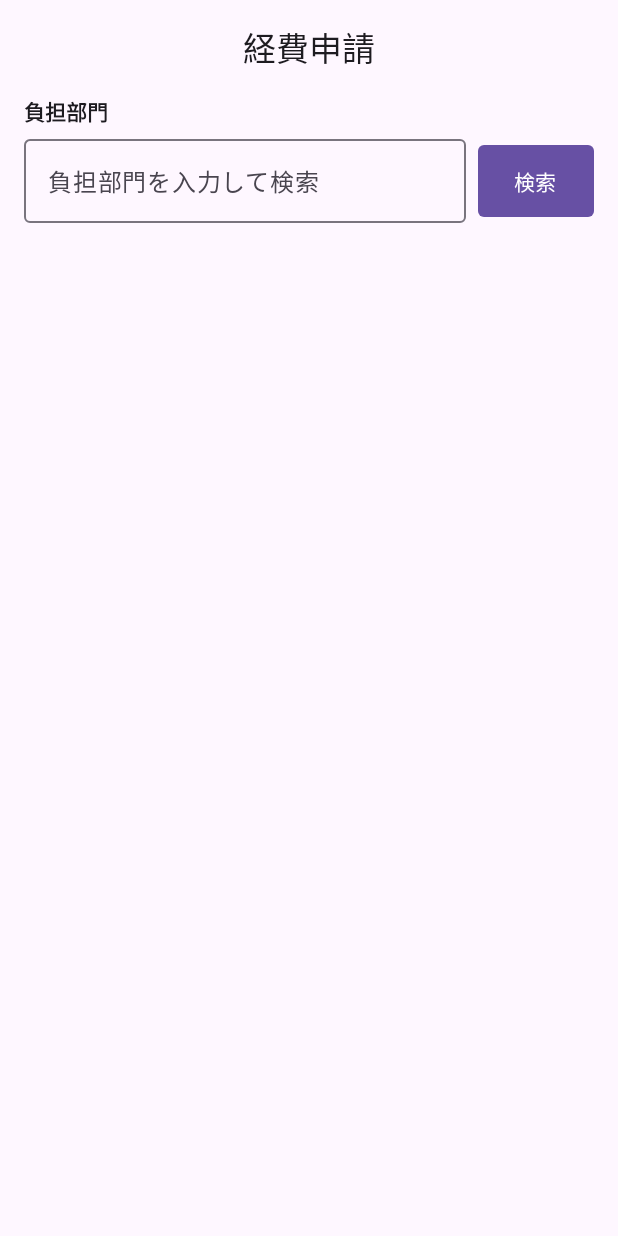
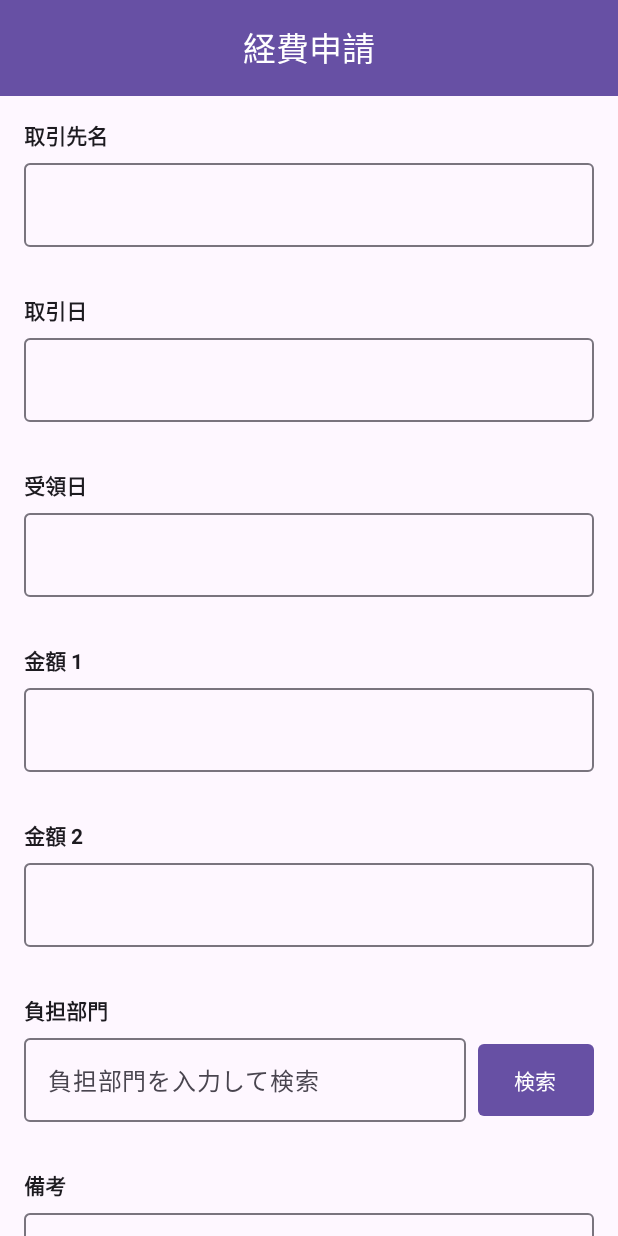
Before and after one commit to akkie76/AccountantApp, an Android app built with Jetpack Compose: the screen it shows after launch (MainActivity), on a phone screen of 412 x 824 dp. Run offline under Robolectric (Android 15) with nearby library versions, the phone set to English and light mode, and no system bars; our stand-ins replace Dagger/Hilt's generated code.

Commit message:
update ui

```diff
--- /dev/null
+++ b/app/src/main/java/jp/co/accountant/app/ui/BaseInput.kt
@@ -0,0 +1,70 @@
+package jp.co.accountant.app.ui
+
+import androidx.annotation.StringRes
+import androidx.compose.foundation.layout.Column
+import androidx.compose.foundation.layout.fillMaxWidth
+import androidx.compose.foundation.layout.padding
+import androidx.compose.material.icons.Icons
+import androidx.compose.material.icons.filled.Clear
+import androidx.compose.material3.Icon
+import androidx.compose.material3.IconButton
+import androidx.compose.material3.MaterialTheme
+import androidx.compose.material3.OutlinedTextField
+import androidx.compose.material3.Text
+import androidx.compose.runtime.Composable
+import androidx.compose.runtime.getValue
+import androidx.compose.runtime.mutableStateOf
+import androidx.compose.runtime.remember
+import androidx.compose.runtime.setValue
+import androidx.compose.ui.Modifier
+import androidx.compose.ui.res.dimensionResource
+import androidx.compose.ui.res.stringResource
+import androidx.compose.ui.text.font.FontWeight
+import androidx.compose.ui.tooling.preview.Preview
+import jp.co.accountant.R
+
+@Composable
+fun BaseInput(
+    @StringRes titleId: Int,
+    placeholder: @Composable (() -> Unit)? = null
+) {
+    var text by remember { mutableStateOf("") }
+
+    Column(modifier = Modifier.padding(vertical = dimensionResource(R.dimen.large_space))) {
+        Text(
+            text = stringResource(titleId),
+            modifier = Modifier.padding(bottom = dimensionResource(R.dimen.medium_space)),
+            style = MaterialTheme.typography.titleSmall,
+            fontWeight = FontWeight.Bold
+        )
+        OutlinedTextField(
+            value = text,
+            modifier = Modifier.fillMaxWidth(),
+            placeholder = placeholder,
+            onValueChange = { newValue ->
+                text = newValue
+            },
+            trailingIcon = {
+                if (text.isNotEmpty()) {
+                    IconButton(onClick = {
+                        text = ""
+                    }) {
+                        Icon(
+                            imageVector = Icons.Default.Clear,
+                            contentDescription = null
+                        )
+                    }
+                }
+            },
+            singleLine = true
+        )
+    }
+}
+
+@Preview
+@Composable
+private fun PreviewBaseInput() {
+    PreviewSurface {
+        BaseInput(titleId = R.string.department_title)
+    }
+}
--- a/app/src/main/java/jp/co/accountant/domain/expense/ui/ExpenseScreen.kt
+++ b/app/src/main/java/jp/co/accountant/domain/expense/ui/ExpenseScreen.kt
@@ -1,16 +1,23 @@
 package jp.co.accountant.domain.expense.ui
 
+import androidx.compose.foundation.layout.Column
 import androidx.compose.foundation.layout.padding
+import androidx.compose.foundation.rememberScrollState
+import androidx.compose.foundation.verticalScroll
 import androidx.compose.material3.CenterAlignedTopAppBar
 import androidx.compose.material3.ExperimentalMaterial3Api
+import androidx.compose.material3.MaterialTheme
 import androidx.compose.material3.Scaffold
 import androidx.compose.material3.Surface
 import androidx.compose.material3.Text
+import androidx.compose.material3.TopAppBarColors
 import androidx.compose.runtime.Composable
 import androidx.compose.ui.Modifier
 import androidx.compose.ui.res.dimensionResource
+import androidx.compose.ui.res.stringResource
 import androidx.compose.ui.tooling.preview.Preview
 import jp.co.accountant.R
+import jp.co.accountant.app.ui.BaseInput
 import jp.co.accountant.app.ui.theme.AccountantAppTheme
 import jp.co.accountant.domain.expense.ui.component.DepartmentInput
 
@@ -19,7 +26,16 @@ import jp.co.accountant.domain.expense.ui.component.DepartmentInput
 fun ExpenseScreen() {
     Scaffold(
         topBar = {
-            CenterAlignedTopAppBar(title = { Text(text = "経費申請") })
+            CenterAlignedTopAppBar(
+                title = { Text(text = stringResource(R.string.app_bar_title)) },
+                colors = TopAppBarColors(
+                    containerColor = MaterialTheme.colorScheme.primary,
+                    scrolledContainerColor = MaterialTheme.colorScheme.onPrimary,
+                    navigationIconContentColor = MaterialTheme.colorScheme.onPrimary,
+                    titleContentColor = MaterialTheme.colorScheme.onPrimary,
+                    actionIconContentColor = MaterialTheme.colorScheme.onPrimary
+                )
+            )
         }
     ) { paddingValues ->
         Surface(
@@ -27,7 +43,30 @@ fun ExpenseScreen() {
                 .padding(top = paddingValues.calculateTopPadding())
                 .padding(horizontal = dimensionResource(R.dimen.large_space))
         ) {
-            DepartmentInput()
+            Column(modifier = Modifier.verticalScroll(rememberScrollState())) {
+                /** 取引先名 **/
+                BaseInput(titleId = R.string.customer_name_title)
+
+                /** 取引日 **/
+                BaseInput(titleId = R.string.trading_date_title)
+
+                /** 受領日 **/
+                BaseInput(titleId = R.string.receipt_date_title)
+
+                // 金額
+
+                /** 8%金額 **/
+                BaseInput(titleId = R.string.eight_percent_money_title)
+
+                /** 10%金額 **/
+                BaseInput(titleId = R.string.ten_percent_money_title)
+
+                /** 負担部門 **/
+                DepartmentInput()
+
+                /** 備考 **/
+                BaseInput(titleId = R.string.others_title)
+            }
         }
     }
 }
--- a/app/src/main/java/jp/co/accountant/domain/expense/ui/component/DepartmentInput.kt
+++ b/app/src/main/java/jp/co/accountant/domain/expense/ui/component/DepartmentInput.kt
@@ -36,9 +36,9 @@ fun DepartmentInput() {
     var showSearchDialog by remember { mutableStateOf(false) }
     val focusManager = LocalFocusManager.current
 
-    Column {
+    Column(modifier = Modifier.padding(vertical = dimensionResource(R.dimen.large_space))) {
         Text(
-            text = stringResource(R.string.department_input_title),
+            text = stringResource(R.string.department_title),
             modifier = Modifier.padding(bottom = dimensionResource(R.dimen.medium_space)),
             style = MaterialTheme.typography.titleSmall,
             fontWeight = FontWeight.Bold
@@ -50,7 +50,7 @@ fun DepartmentInput() {
             OutlinedTextField(
                 value = query,
                 placeholder = {
-                    Text(text = stringResource(R.string.department_input_placeholder))
+                    Text(text = stringResource(R.string.department_placeholder))
                 },
                 onValueChange = { newValue ->
                     query = newValue
@@ -69,7 +69,8 @@ fun DepartmentInput() {
                             )
                         }
                     }
-                }
+                },
+                singleLine = true
             )
             Button(
                 onClick = {
--- a/app/src/main/res/values/strings.xml
+++ b/app/src/main/res/values/strings.xml
@@ -1,7 +1,17 @@
 <resources>
     <string name="app_name">AccountantApp</string>
-    <string name="department_input_title">負担部門</string>
-    <string name="department_input_placeholder">負担部門を入力して検索</string>
+    <string name="app_bar_title">経費申請</string>
+    <string name="customer_name_title">取引先名</string>
+    <string name="trading_date_title">取引日</string>
+    <string name="receipt_date_title">受領日</string>
+    <string name="invoice_title">事業者登録番号</string>
+    <string name="eight_percent_money_title">金額 1</string>
+    <string name="eight_percent_money_placeholder">税率8%対象の税込金額を入力してください</string>
+    <string name="ten_percent_money_title">金額 2</string>
+    <string name="ten_percent_money_placeholder">税率10%対象の税込金額を入力してください</string>
+    <string name="department_title">負担部門</string>
+    <string name="department_placeholder">負担部門を入力して検索</string>
+    <string name="others_title">備考</string>
 
     <string name="search_button_title">検索</string>
     <string name="placeholder_search">入力して検索</string>
```
